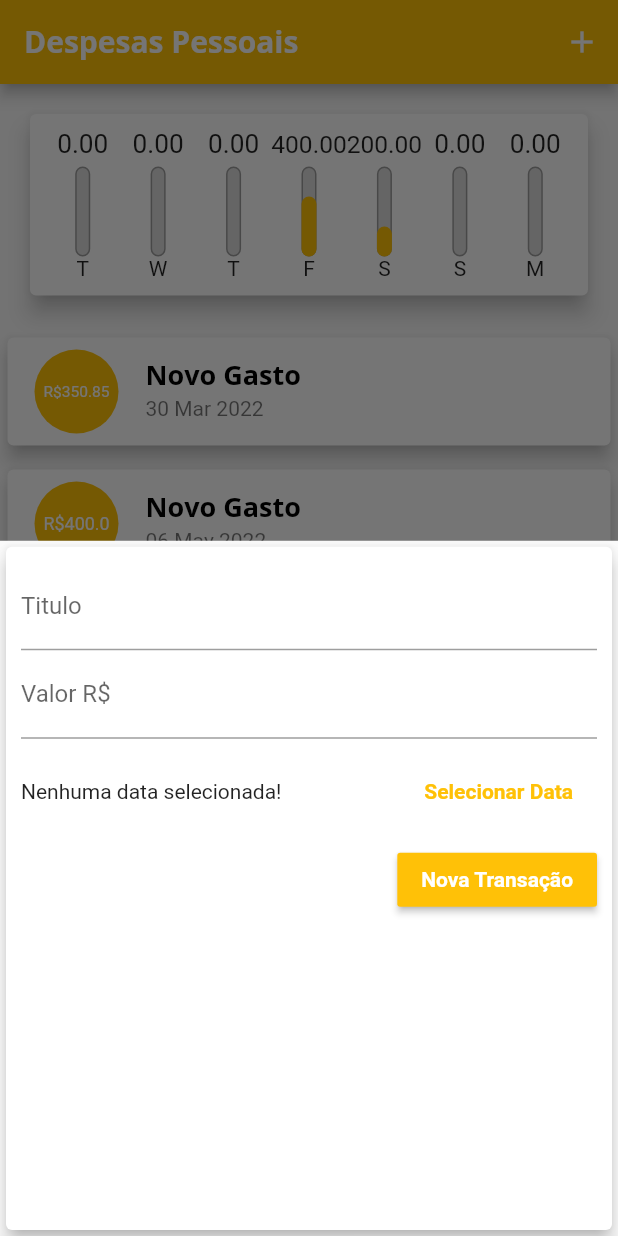
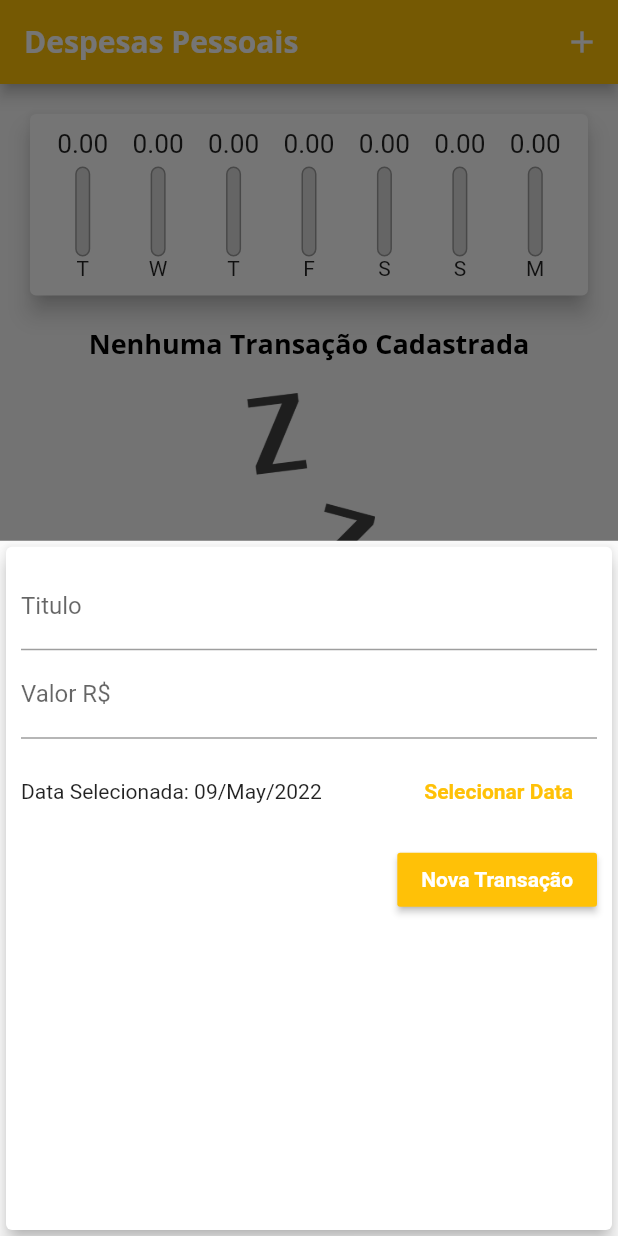
Before and after one commit to LucasWMedeiros/ProjetoGastosPessoais, a Flutter app: the screen it shows after launch, after a tap on the "add" icon, on a phone screen of 412 x 824 dp. Run offline on Flutter 3.47's test engine with Material 2 defaults, Android fonts, the phone set to English and light mode, and no system bars; missing offline and left inert: dart:ffi.

Commit message:
configurando retorno de datas, para cadastro

```diff
--- a/lib/componentes/chart.dart
+++ b/lib/componentes/chart.dart
@@ -51,7 +51,7 @@ class Chart extends StatelessWidget {
               fit: FlexFit.tight,
               child: ChartBar(label: tr['day'],
               value: tr['value'],
-              percentage: (tr['value'] as double) / _weekTotalValue,),
+              percentage: _weekTotalValue == 0 ? 0 : (tr['value'] as double) / _weekTotalValue,),
             );
           }).toList(),
         ),
--- a/lib/componentes/transaction_form.dart
+++ b/lib/componentes/transaction_form.dart
@@ -3,7 +3,7 @@ import 'package:flutter/material.dart';
 import 'package:intl/intl.dart';
 
 class TransactionForm extends StatefulWidget {
-  final void Function(String, double) onSubmit;
+  final void Function(String, double, DateTime) onSubmit;
 
   TransactionForm(this.onSubmit);
 
@@ -15,17 +15,17 @@ class _TransactionFormState extends State<TransactionForm> {
   final _valueController = TextEditingController();
 
   final _tittleController = TextEditingController();
-  DateTime? _selectedDate;
+  DateTime? _selectedDate = DateTime.now();
 
   void _submitForm() {
     final title = _tittleController.text;
     final value = double.tryParse(_valueController.text) ?? 0.0;
 
-    if (title.isEmpty || value <= 0) {
+    if (title.isEmpty || value <= 0 || _selectedDate == null) {
       return;
     }
 
-    widget.onSubmit(title, value);
+    widget.onSubmit(title, value, _selectedDate!);
   }
 
   _showDatePicker() {
--- a/lib/main.dart
+++ b/lib/main.dart
@@ -49,12 +49,7 @@ class MyHomePage extends StatefulWidget {
 
 class _MyHomePageState extends State<MyHomePage> {
   final List<Transaction> _transaction = [
-    Transaction(
-        id: 't1', tittle: 'Novo Gasto', value: 350.85, data: DateTime.now().subtract(Duration(days: 40))),
-    Transaction(
-        id: 't1', tittle: 'Novo Gasto', value: 400.00, data: DateTime.now().subtract(Duration(days: 3))),
-    Transaction(
-        id: 't2', tittle: 'Conta de Luz', value: 200.00, data: DateTime.now().subtract(Duration(days: 2)))
+
   ];
 
   List<Transaction> get _recentTransactions{
@@ -62,12 +57,12 @@ class _MyHomePageState extends State<MyHomePage> {
       return tr.data.isAfter(DateTime.now().subtract(Duration(days: 7)));
     }).toList();
   }
-  void _addTransaction(String tittle, double value) {
+  void _addTransaction(String tittle, double value, DateTime date) {
     final newTransaction = Transaction(
         id: Random().nextDouble().toString(),
         tittle: tittle,
         value: value,
-        data: DateTime.now());
+        data: date);
 
     setState(() {
       _transaction.add(newTransaction);
```
